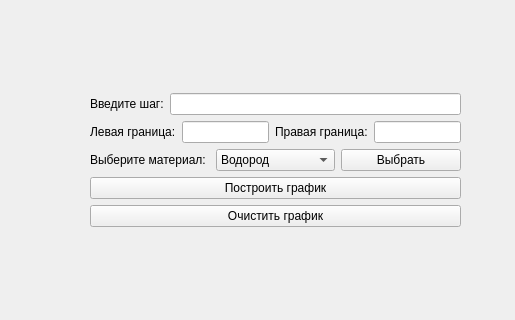
Athhh/Diplom, file mainwindow.ui: the form before one commit; both pictures show x 0 to 515 and y 117 to 437 of the 1285 by 669 pixel window.
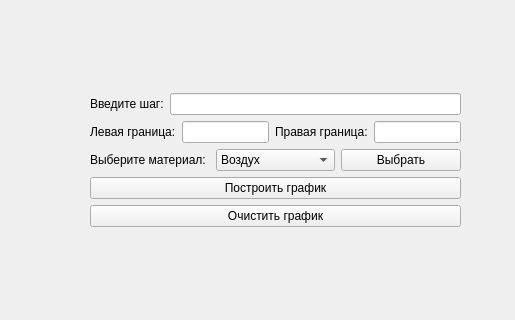
The form after the commit. Custom widgets are drawn as their Qt base class.

Patch:
```diff
--- a/mainwindow.ui
+++ b/mainwindow.ui
@@ -79,6 +79,11 @@
        </item>
        <item>
         <widget class="QComboBox" name="material">
+         <item>
+          <property name="text">
+           <string>Воздух</string>
+          </property>
+         </item>
          <item>
           <property name="text">
            <string>Водород</string>
```
Left out of the diff: 2 changed lines with no effect on the pictures.
